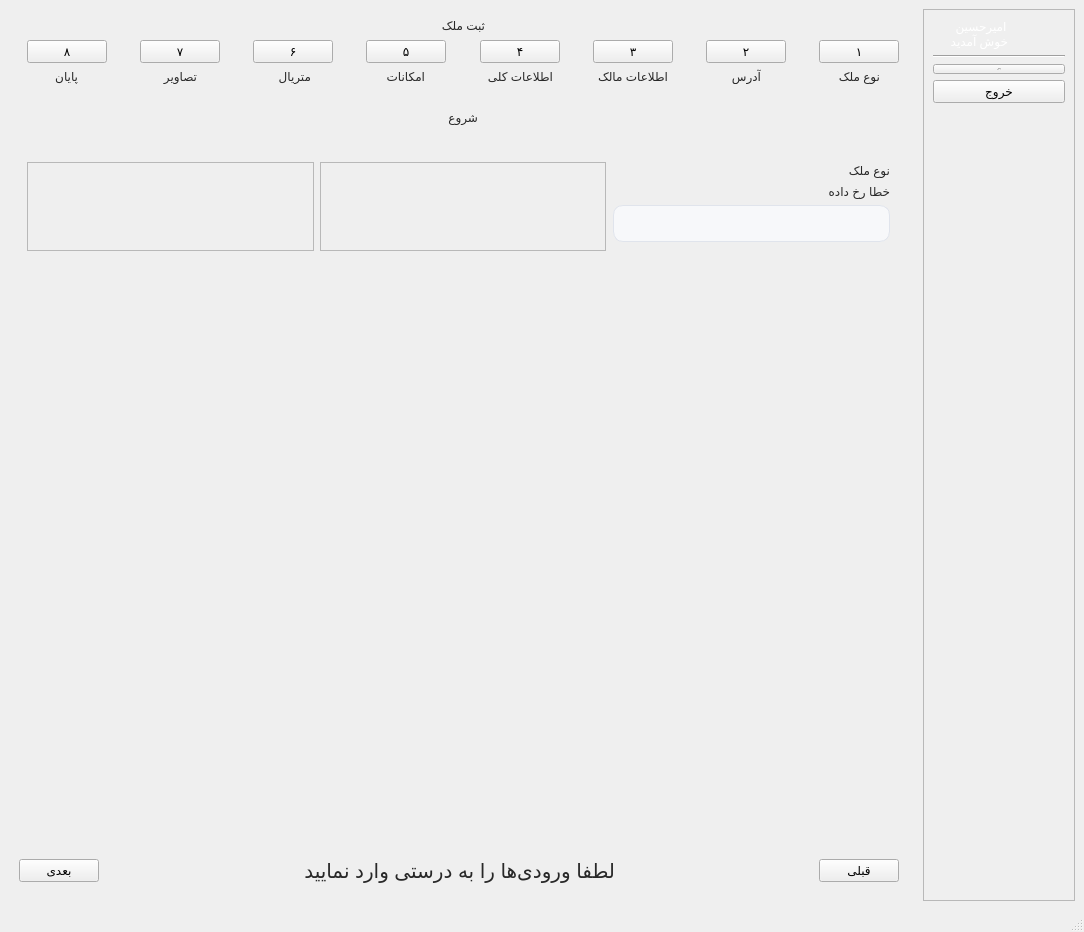
The window that uiFiles/main_UI.ui (amirhossein-mlkz/amlak) describes before a commit, drawn with Qt 5.
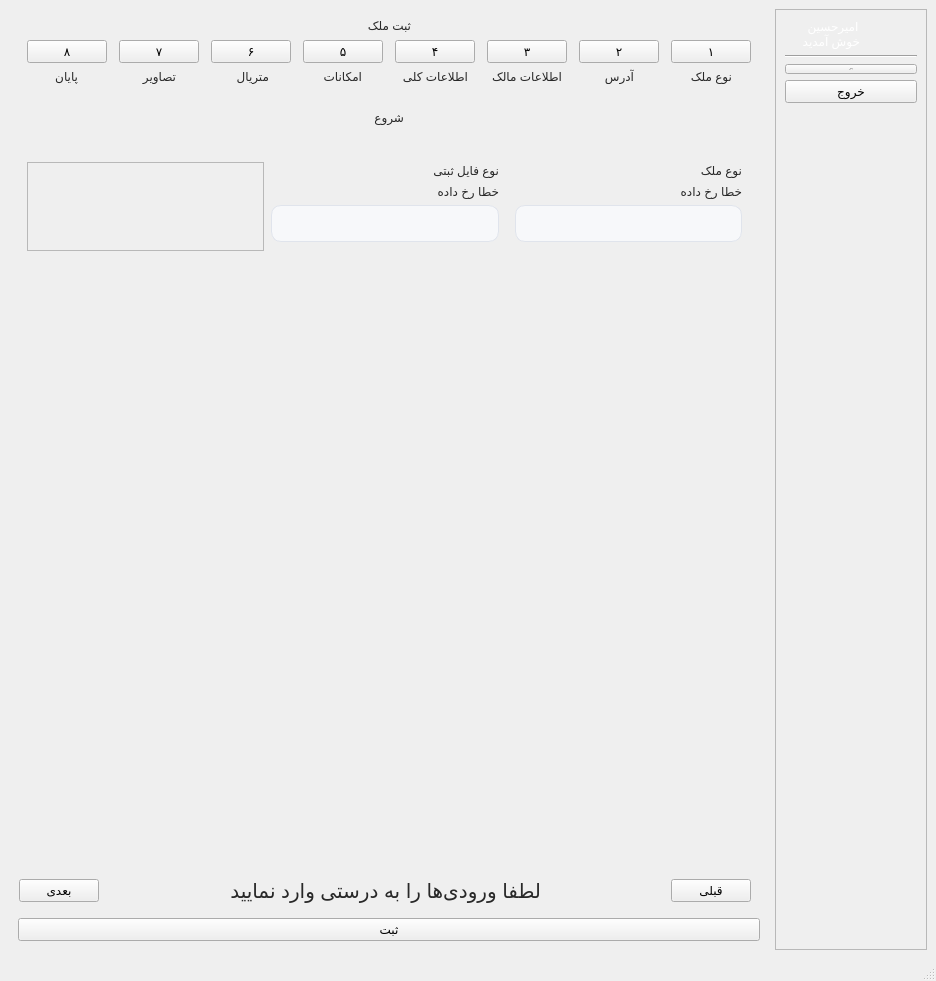
The same window after the commit. The open tabs and pages were chosen to show the change. Icons and pictures are not drawn.

Commit message: rent and sale added, some optimization for FormHandler, handle buttons of form visibility

What changed in the file:
```diff
--- a/uiFiles/main_UI.ui
+++ b/uiFiles/main_UI.ui
@@ -6,8 +6,8 @@
    <rect>
     <x>0</x>
     <y>0</y>
-    <width>1084</width>
-    <height>932</height>
+    <width>872</width>
+    <height>981</height>
    </rect>
   </property>
   <property name="minimumSize">
@@ -1320,16 +1320,6 @@
               <property name="topMargin">
                <number>31</number>
               </property>
-              <item row="0" column="1">
-               <widget class="QFrame" name="frame_32">
-                <property name="frameShape">
-                 <enum>QFrame::StyledPanel</enum>
-                </property>
-                <property name="frameShadow">
-                 <enum>QFrame::Raised</enum>
-                </property>
-               </widget>
-              </item>
               <item row="0" column="2">
                <widget class="QFrame" name="melkCategoryFormFrame">
                 <layout class="QVBoxLayout" name="verticalLayout_55">
@@ -1385,6 +1375,51 @@
                 </property>
                </widget>
               </item>
+              <item row="0" column="1">
+               <widget class="QFrame" name="fileTypeFormFrame">
+                <layout class="QVBoxLayout" name="verticalLayout_167">
+                 <property name="leftMargin">
+                  <number>1</number>
+                 </property>
+                 <property name="topMargin">
+                  <number>1</number>
+                 </property>
+                 <item>
+                  <widget class="QLabel" name="fileTypeFormLbl">
+                   <property name="text">
+                    <string>نوع فایل ثبتی</string>
+                   </property>
+                   <property name="styleClass" stdset="0">
+                    <string>form-label</string>
+                   </property>
+                  </widget>
+                 </item>
+                 <item>
+                  <widget class="QLabel" name="fileTypeFormError">
+                   <property name="text">
+                    <string>خطا رخ داده</string>
+                   </property>
+                   <property name="styleClass" stdset="0">
+                    <string>form-field-error</string>
+                   </property>
+                  </widget>
+                 </item>
+                 <item>
+                  <widget class="QComboBox" name="fileTypeFormInpt">
+                   <property name="minimumSize">
+                    <size>
+                     <width>87</width>
+                     <height>37</height>
+                    </size>
+                   </property>
+                   <property name="styleClass" stdset="0">
+                    <string>form-field</string>
+                   </property>
+                  </widget>
+                 </item>
+                </layout>
+               </widget>
+              </item>
              </layout>
             </item>
             <item>
@@ -4826,6 +4861,14 @@
          </widget>
         </item>
         <item>
+         <layout class="QVBoxLayout" name="verticalLayout_3">
+          <property name="leftMargin">
+           <number>0</number>
+          </property>
+          <property name="topMargin">
+           <number>21</number>
+          </property>
+          <item>
          <widget class="QFrame" name="frame">
           <layout class="QHBoxLayout" name="horizontalLayout_2">
            <property name="leftMargin">
@@ -4899,6 +4942,18 @@
           </layout>
          </widget>
         </item>
+          <item>
+           <widget class="QPushButton" name="estateFormSubmit">
+            <property name="text">
+             <string>ثبت</string>
+            </property>
+            <property name="styleClass" stdset="0">
+             <string>form-btn</string>
+            </property>
+           </widget>
+          </item>
+         </layout>
+        </item>
        </layout>
       </widget>
       <widget class="QWidget" name="page_estate">
```
Left out of the diff: 28 changed lines with no effect on the pictures. Lines whose indentation alone changed are shown as unchanged. The commit also changes 8 other files.
